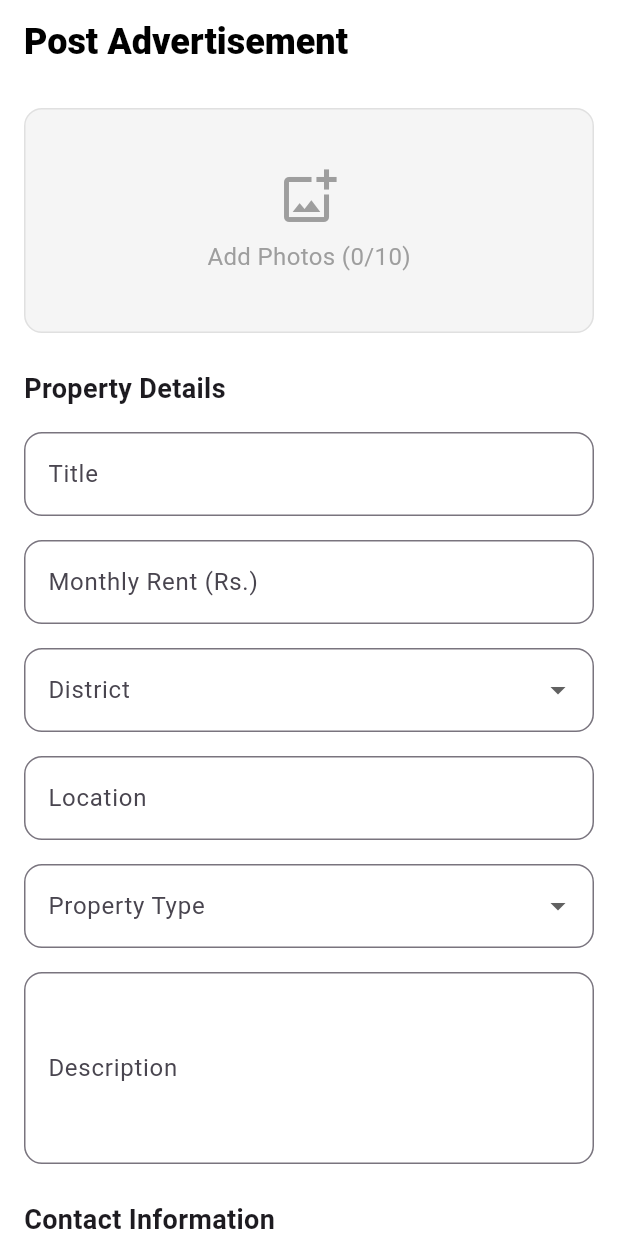
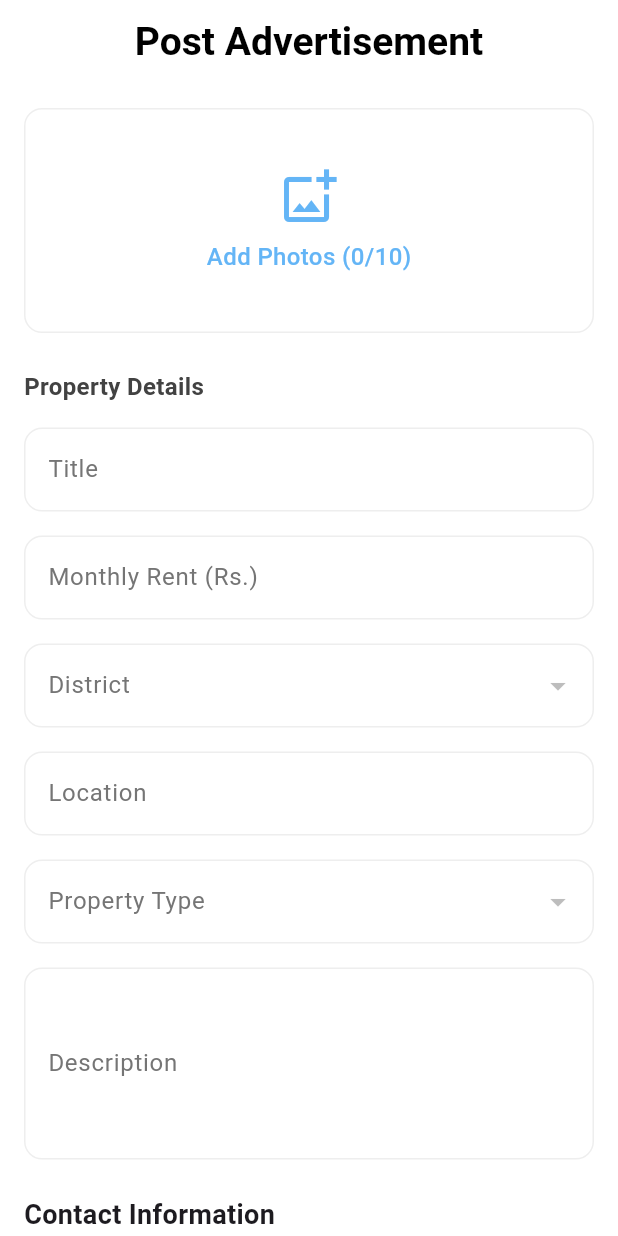
Before and after one commit to NipunaMadula/BODO-APP, a Flutter app: the PostAdScreen screen opened directly, on a phone screen of 412 x 824 dp. Run offline on Flutter 3.47's test engine with Material 3 defaults, Android fonts, the phone set to English and light mode, and no system bars; our stand-ins replace cloud_firestore, firebase_auth, firebase_core, firebase_storage, flutter_bloc, google_sign_in and 1 more; accounts and stored records are empty; generated files the repository leaves out were written again.

Commit message:
Enhance screen for better UI

```diff
--- a/lib/screens/post_ad/post_ad_screen.dart
+++ b/lib/screens/post_ad/post_ad_screen.dart
@@ -209,12 +209,13 @@ bool _isValidPhoneNumber(String phone) {
           'Post Advertisement',
           style: TextStyle(
             color: Colors.black,
-            fontSize: 24,
-            fontWeight: FontWeight.w900,
+            fontSize: 26,
+            fontWeight: FontWeight.w600,
           ),
         ),
         backgroundColor: Colors.white,
         elevation: 0,
+        centerTitle: true,
       ),
       body: Form(
         key: _formKey,
@@ -229,24 +230,27 @@ bool _isValidPhoneNumber(String phone) {
                 child: Container(
                   height: 150,
                   decoration: BoxDecoration(
-                    color: Colors.grey[100],
+                    color: Colors.white,
                     borderRadius: BorderRadius.circular(12),
-                    border: Border.all(color: Colors.grey[300]!),
+                    border: Border.all(color: Colors.grey.shade200),
                   ),
                   child: _selectedImages.isEmpty
                       ? Center(
                           child: Column(
                             mainAxisAlignment: MainAxisAlignment.center,
-                            children: const [
-                              Icon(Icons.add_photo_alternate_outlined,
-                                   size: 40,
-                                   color: Colors.grey),
-                              SizedBox(height: 8),
+                            children: [
+                              Icon(
+                                Icons.add_photo_alternate_outlined,
+                                size: 40,
+                                color: Colors.blue.shade300,
+                              ),
+                              const SizedBox(height: 8),
                               Text(
                                 'Add Photos (0/$maxImages)',
                                 style: TextStyle(
-                                  color: Colors.grey,
+                                  color: Colors.blue.shade300,
                                   fontSize: 16,
+                                  fontWeight: FontWeight.w500,
                                 ),
                               ),
                             ],
@@ -289,11 +293,12 @@ bool _isValidPhoneNumber(String phone) {
               const SizedBox(height: 24),
 
               // Property Details Form
-              const Text(
+              Text(
                 'Property Details',
                 style: TextStyle(
-                  fontSize: 18,
-                  fontWeight: FontWeight.bold,
+                  fontSize: 16,
+                  fontWeight: FontWeight.w600,
+                  color: Colors.grey.shade800,
                 ),
               ),
               const SizedBox(height: 16),
@@ -311,8 +316,18 @@ bool _isValidPhoneNumber(String phone) {
                 decoration: InputDecoration(
                   labelText: 'Title',
                   hintText: 'Enter property title',
+                  labelStyle: TextStyle(color: Colors.grey.shade600),
                   border: OutlineInputBorder(
                     borderRadius: BorderRadius.circular(12),
+                    borderSide: BorderSide(color: Colors.grey.shade200),
+                  ),
+                  enabledBorder: OutlineInputBorder(
+                    borderRadius: BorderRadius.circular(12),
+                    borderSide: BorderSide(color: Colors.grey.shade200),
+                  ),
+                  focusedBorder: OutlineInputBorder(
+                    borderRadius: BorderRadius.circular(12),
+                    borderSide: BorderSide(color: Colors.blue.shade300),
                   ),
                 ),
               ),
@@ -335,8 +350,18 @@ bool _isValidPhoneNumber(String phone) {
                 decoration: InputDecoration(
                   labelText: 'Monthly Rent (Rs.)',
                   hintText: 'Enter monthly rent',
+                  labelStyle: TextStyle(color: Colors.grey.shade600),
                   border: OutlineInputBorder(
                     borderRadius: BorderRadius.circular(12),
+                    borderSide: BorderSide(color: Colors.grey.shade200),
+                  ),
+                  enabledBorder: OutlineInputBorder(
+                    borderRadius: BorderRadius.circular(12),
+                    borderSide: BorderSide(color: Colors.grey.shade200),
+                  ),
+                  focusedBorder: OutlineInputBorder(
+                    borderRadius: BorderRadius.circular(12),
+                    borderSide: BorderSide(color: Colors.blue.shade300),
                   ),
                 ),
               ),
@@ -348,11 +373,21 @@ bool _isValidPhoneNumber(String phone) {
                 isExpanded: true,
                 decoration: InputDecoration(
                   labelText: 'District',
+                  labelStyle: TextStyle(color: Colors.grey.shade600),
                   border: OutlineInputBorder(
                     borderRadius: BorderRadius.circular(12),
+                    borderSide: BorderSide(color: Colors.grey.shade200),
                   ),
-                  enabled: !_isLoading,
+                  enabledBorder: OutlineInputBorder(
+                    borderRadius: BorderRadius.circular(12),
+                    borderSide: BorderSide(color: Colors.grey.shade200),
+                  ),
+                  focusedBorder: OutlineInputBorder(
+                    borderRadius: BorderRadius.circular(12),
+                    borderSide: BorderSide(color: Colors.blue.shade300),
+                  ),
                 ),
+                icon: Icon(Icons.arrow_drop_down, color: Colors.grey.shade400),
                 validator: (value) {
                   if (value == null || value.isEmpty) {
                     return 'Please select a district';
@@ -415,8 +450,18 @@ bool _isValidPhoneNumber(String phone) {
                 decoration: InputDecoration(
                   labelText: 'Location',
                   hintText: 'Enter property location',
+                  labelStyle: TextStyle(color: Colors.grey.shade600),
                   border: OutlineInputBorder(
                     borderRadius: BorderRadius.circular(12),
+                    borderSide: BorderSide(color: Colors.grey.shade200),
+                  ),
+                  enabledBorder: OutlineInputBorder(
+                    borderRadius: BorderRadius.circular(12),
+                    borderSide: BorderSide(color: Colors.grey.shade200),
+                  ),
+                  focusedBorder: OutlineInputBorder(
+                    borderRadius: BorderRadius.circular(12),
+                    borderSide: BorderSide(color: Colors.blue.shade300),
                   ),
                 ),
               ),
@@ -428,11 +473,21 @@ bool _isValidPhoneNumber(String phone) {
                 isExpanded: true,
                 decoration: InputDecoration(
                   labelText: 'Property Type',
+                  labelStyle: TextStyle(color: Colors.grey.shade600),
                   border: OutlineInputBorder(
                     borderRadius: BorderRadius.circular(12),
+                    borderSide: BorderSide(color: Colors.grey.shade200),
                   ),
-                  enabled: !_isLoading,
+                  enabledBorder: OutlineInputBorder(
+                    borderRadius: BorderRadius.circular(12),
+                    borderSide: BorderSide(color: Colors.grey.shade200),
+                  ),
+                  focusedBorder: OutlineInputBorder(
+                    borderRadius: BorderRadius.circular(12),
+                    borderSide: BorderSide(color: Colors.blue.shade300),
+                  ),
                 ),
+                icon: Icon(Icons.arrow_drop_down, color: Colors.grey.shade400),
                 validator: (value) {
                   if (value == null || value.isEmpty) {
                     return 'Please select a property type';
@@ -470,8 +525,18 @@ bool _isValidPhoneNumber(String phone) {
                 decoration: InputDecoration(
                   labelText: 'Description',
                   hintText: 'Enter property description',
+                  labelStyle: TextStyle(color: Colors.grey.shade600),
                   border: OutlineInputBorder(
                     borderRadius: BorderRadius.circular(12),
+                    borderSide: BorderSide(color: Colors.grey.shade200),
+                  ),
+                  enabledBorder: OutlineInputBorder(
+                    borderRadius: BorderRadius.circular(12),
+                    borderSide: BorderSide(color: Colors.grey.shade200),
+                  ),
+                  focusedBorder: OutlineInputBorder(
+                    borderRadius: BorderRadius.circular(12),
+                    borderSide: BorderSide(color: Colors.blue.shade300),
                   ),
                 ),
               ),
@@ -500,9 +565,19 @@ bool _isValidPhoneNumber(String phone) {
                 },
                 decoration: InputDecoration(
                   labelText: 'Phone Number',
-                  hintText: 'Enter your contact number',
+                  hintText: 'Enter your phone number',
+                  labelStyle: TextStyle(color: Colors.grey.shade600),
                   border: OutlineInputBorder(
                     borderRadius: BorderRadius.circular(12),
+                    borderSide: BorderSide(color: Colors.grey.shade200),
+                  ),
+                  enabledBorder: OutlineInputBorder(
+                    borderRadius: BorderRadius.circular(12),
+                    borderSide: BorderSide(color: Colors.grey.shade200),
+                  ),
+                  focusedBorder: OutlineInputBorder(
+                    borderRadius: BorderRadius.circular(12),
+                    borderSide: BorderSide(color: Colors.blue.shade300),
                   ),
                 ),
               ),
@@ -515,18 +590,27 @@ bool _isValidPhoneNumber(String phone) {
                 child: ElevatedButton(
                   onPressed: _isLoading ? null : _submitPost,
                   style: ElevatedButton.styleFrom(
-                    backgroundColor: Colors.lightBlueAccent,
+                    backgroundColor: Colors.blue.shade400,
+                    foregroundColor: Colors.white,
+                    elevation: 0,
                     shape: RoundedRectangleBorder(
                       borderRadius: BorderRadius.circular(12),
                     ),
                   ),
                   child: _isLoading
-                      ? const CircularProgressIndicator(color: Colors.white)
+                      ? SizedBox(
+                          width: 24,
+                          height: 24,
+                          child: CircularProgressIndicator(
+                            color: Colors.white,
+                            strokeWidth: 2,
+                          ),
+                        )
                       : const Text(
                           'Post Advertisement',
                           style: TextStyle(
                             fontSize: 16,
-                            fontWeight: FontWeight.bold,
+                            fontWeight: FontWeight.w600,
                           ),
                         ),
                 ),
```
